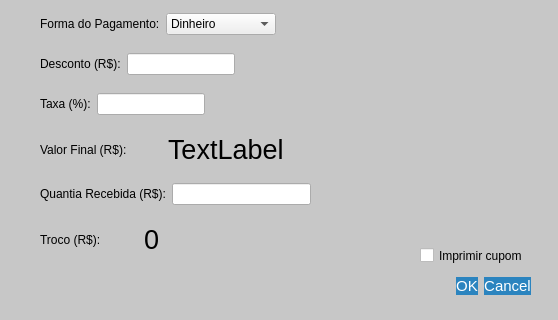
Old version of the form pagamento.ui in the repository GabR36/QEstoqueLoja; both pictures show x 0 to 558 and y 180 to 500 of the 558 by 500 pixel window.
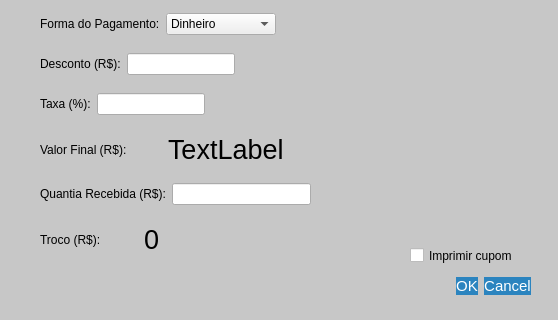
New version of the form. Icons and pictures are not drawn.

Patch:
```diff
--- a/pagamento.ui
+++ b/pagamento.ui
@@ -396,9 +396,9 @@
   <widget class="QCheckBox" name="CheckImprimirCNF">
    <property name="geometry">
     <rect>
-     <x>420</x>
+     <x>410</x>
      <y>420</y>
-     <width>121</width>
+     <width>131</width>
      <height>31</height>
     </rect>
    </property>
```
Left out of the diff: 28 changed lines with no effect on the pictures.
